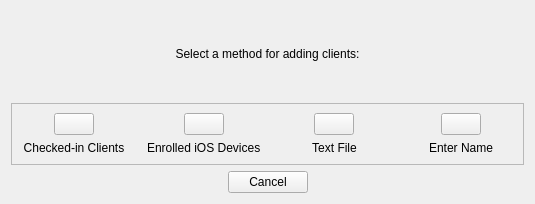
Before: the Qt Designer form FWAdminLib/NewClientDlg.ui in fw-dev/translations, drawn with Qt 5.
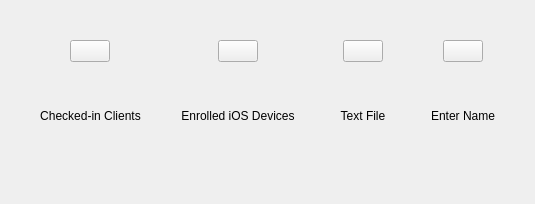
After: the same form once the commit is applied. Icons and pictures are not drawn.

The edit to the form file:
```diff
--- a/FWAdminLib/NewClientDlg.ui
+++ b/FWAdminLib/NewClientDlg.ui
@@ -19,36 +19,14 @@
   <property name="windowTitle">
    <string>Create New Client</string>
   </property>
-  <layout class="QVBoxLayout" name="verticalLayout">
-   <item>
-    <widget class="QLabel" name="label">
-     <property name="text">
-      <string>Select a method for adding clients:</string>
-     </property>
-     <property name="alignment">
-      <set>Qt::AlignCenter</set>
-     </property>
-    </widget>
-   </item>
+  <layout class="QHBoxLayout" name="horizontalLayout">
+   <property name="spacing">
+    <number>40</number>
+   </property>
+   <property name="margin">
+    <number>40</number>
+   </property>
    <item>
-    <widget class="QFrame" name="frame">
-     <property name="sizePolicy">
-      <sizepolicy hsizetype="Preferred" vsizetype="Fixed">
-       <horstretch>0</horstretch>
-       <verstretch>0</verstretch>
-      </sizepolicy>
-     </property>
-     <property name="frameShape">
-      <enum>QFrame::StyledPanel</enum>
-     </property>
-     <property name="frameShadow">
-      <enum>QFrame::Raised</enum>
-     </property>
-     <layout class="QGridLayout" name="gridLayout_2">
-      <property name="horizontalSpacing">
-       <number>20</number>
-      </property>
-      <item row="0" column="0">
        <widget class="QWidget" name="fromServerContainer" native="true">
         <layout class="QVBoxLayout" name="verticalLayout_2">
          <property name="margin">
@@ -92,12 +70,67 @@
            <property name="alignment">
             <set>Qt::AlignCenter</set>
            </property>
+        <property name="wordWrap">
+         <bool>true</bool>
+        </property>
           </widget>
          </item>
         </layout>
        </widget>
       </item>
-      <item row="0" column="2">
+   <item>
+    <widget class="QWidget" name="enrollMobileContainer" native="true">
+     <layout class="QVBoxLayout" name="verticalLayout_4">
+      <property name="margin">
+       <number>0</number>
+      </property>
+      <item>
+       <layout class="QHBoxLayout" name="horizontalLayout_5">
+        <item>
+         <widget class="QPushButton" name="fromMobileServerPB">
+          <property name="enabled">
+           <bool>true</bool>
+          </property>
+          <property name="sizePolicy">
+           <sizepolicy hsizetype="Fixed" vsizetype="Fixed">
+            <horstretch>0</horstretch>
+            <verstretch>0</verstretch>
+           </sizepolicy>
+          </property>
+          <property name="text">
+           <string/>
+          </property>
+          <property name="icon">
+           <iconset resource="../FileWaveGuiLib/GuiLib.qrc">
+            <normaloff>:/IDI_ICON_CLIENT_APPLE_IOS</normaloff>:/IDI_ICON_CLIENT_APPLE_IOS</iconset>
+          </property>
+          <property name="iconSize">
+           <size>
+            <width>32</width>
+            <height>32</height>
+           </size>
+          </property>
+         </widget>
+        </item>
+       </layout>
+      </item>
+      <item>
+       <widget class="QLabel" name="label_2">
+        <property name="text">
+         <string>Enrolled iOS Devices</string>
+        </property>
+        <property name="alignment">
+         <set>Qt::AlignCenter</set>
+        </property>
+        <property name="wordWrap">
+         <bool>true</bool>
+        </property>
+       </widget>
+      </item>
+     </layout>
+    </widget>
+   </item>
+   <item>
        <widget class="QWidget" name="textFileContainer" native="true">
         <layout class="QVBoxLayout" name="verticalLayout_3">
          <property name="margin">
@@ -141,12 +174,15 @@
            <property name="alignment">
             <set>Qt::AlignCenter</set>
            </property>
+        <property name="wordWrap">
+         <bool>true</bool>
+        </property>
           </widget>
          </item>
         </layout>
        </widget>
       </item>
-      <item row="0" column="3">
+   <item>
        <widget class="QWidget" name="newClientContainer" native="true">
         <layout class="QVBoxLayout" name="verticalLayout_7">
          <property name="margin">
@@ -190,106 +226,16 @@
            <property name="alignment">
             <set>Qt::AlignCenter</set>
            </property>
-          </widget>
-         </item>
-        </layout>
-       </widget>
-      </item>
-      <item row="0" column="1">
-       <widget class="QWidget" name="enrollMobileContainer" native="true">
-        <layout class="QVBoxLayout" name="verticalLayout_4">
-         <property name="margin">
-          <number>0</number>
-         </property>
-         <item>
-          <layout class="QHBoxLayout" name="horizontalLayout_5">
-           <item>
-            <widget class="QPushButton" name="fromMobileServerPB">
-             <property name="enabled">
+        <property name="wordWrap">
               <bool>true</bool>
              </property>
-             <property name="sizePolicy">
-              <sizepolicy hsizetype="Fixed" vsizetype="Fixed">
-               <horstretch>0</horstretch>
-               <verstretch>0</verstretch>
-              </sizepolicy>
-             </property>
-             <property name="text">
-              <string/>
-             </property>
-             <property name="icon">
-              <iconset resource="../FileWaveGuiLib/GuiLib.qrc">
-               <normaloff>:/IDI_ICON_CLIENT_APPLE_IOS32</normaloff>:/IDI_ICON_CLIENT_APPLE_IOS32</iconset>
-             </property>
-             <property name="iconSize">
-              <size>
-               <width>32</width>
-               <height>32</height>
-              </size>
-             </property>
             </widget>
            </item>
           </layout>
-         </item>
-         <item>
-          <widget class="QLabel" name="label_2">
-           <property name="text">
-            <string>Enrolled iOS Devices</string>
-           </property>
           </widget>
          </item>
         </layout>
        </widget>
-      </item>
-     </layout>
-    </widget>
-   </item>
-   <item>
-    <layout class="QHBoxLayout" name="horizontalLayout">
-     <item>
-      <spacer name="horizontalSpacer">
-       <property name="orientation">
-        <enum>Qt::Horizontal</enum>
-       </property>
-       <property name="sizeHint" stdset="0">
-        <size>
-         <width>40</width>
-         <height>20</height>
-        </size>
-       </property>
-      </spacer>
-     </item>
-     <item>
-      <widget class="QPushButton" name="cancelPB">
-       <property name="text">
-        <string>Cancel</string>
-       </property>
-      </widget>
-     </item>
-     <item>
-      <spacer name="horizontalSpacer_2">
-       <property name="orientation">
-        <enum>Qt::Horizontal</enum>
-       </property>
-       <property name="sizeHint" stdset="0">
-        <size>
-         <width>40</width>
-         <height>20</height>
-        </size>
-       </property>
-      </spacer>
-     </item>
-    </layout>
-   </item>
-  </layout>
- </widget>
- <tabstops>
-  <tabstop>fromServerPB</tabstop>
-  <tabstop>fromMobileServerPB</tabstop>
-  <tabstop>textFilePB</tabstop>
-  <tabstop>newClientPB</tabstop>
-  <tabstop>cancelPB</tabstop>
- </tabstops>
  <resources>
   <include location="../FileWaveGuiLib/GuiLib.qrc"/>
  </resources>
```
Lines whose indentation alone changed are shown as unchanged.
